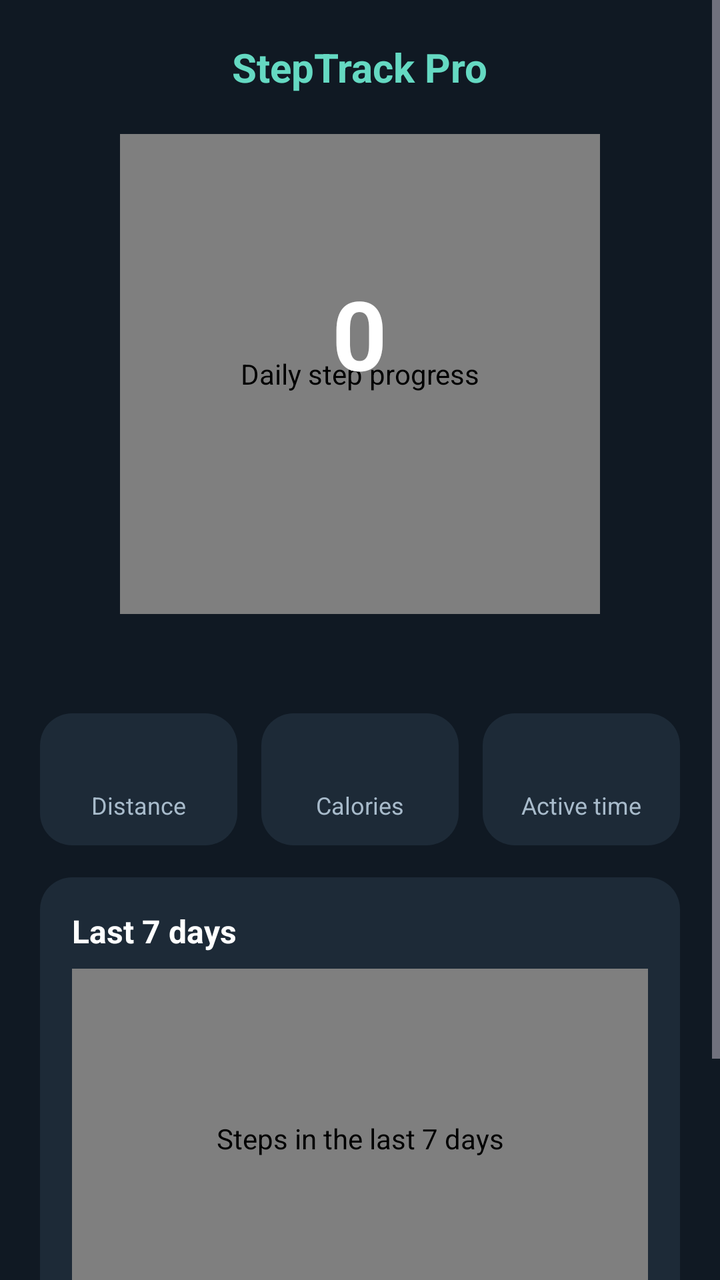
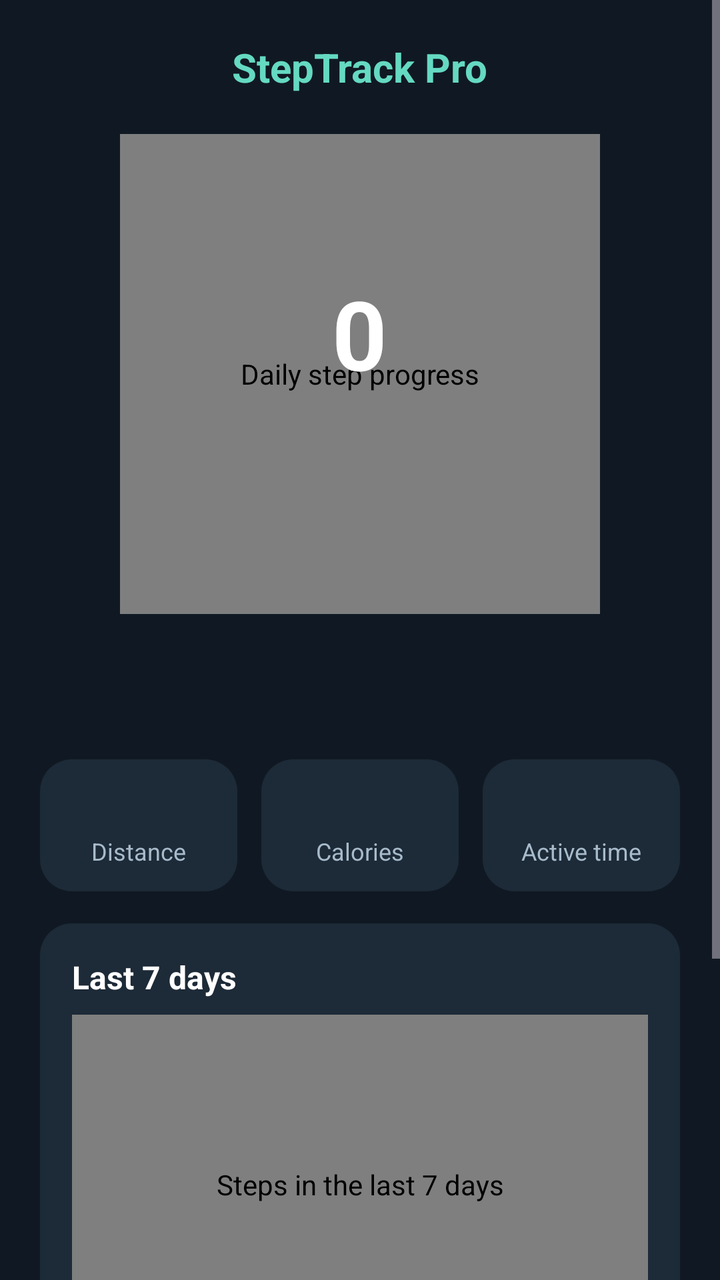

The first picture is an Android layout as it rendered before a commit; the second is the same layout after the commit. The layout source and the unified diff follow.
<!-- AndroidManifest.xml: application theme Theme.StepTrackPro -->
<!-- res/layout/fragment_home.xml -->
<?xml version="1.0" encoding="utf-8"?>
<ScrollView xmlns:android="http://schemas.android.com/apk/res/android"
    android:layout_width="match_parent"
    android:layout_height="match_parent"
    android:fillViewport="true">

    <LinearLayout
        android:layout_width="match_parent"
        android:layout_height="wrap_content"
        android:gravity="center_horizontal"
        android:orientation="vertical"
        android:padding="20dp">

        <TextView
            android:layout_width="wrap_content"
            android:layout_height="wrap_content"
            android:text="@string/app_name"
            android:textColor="@color/st_primary"
            android:textSize="20sp"
            android:textStyle="bold" />

        <FrameLayout
            android:layout_width="240dp"
            android:layout_height="240dp"
            android:layout_marginTop="20dp">

            <com.steptrack.pro.ui.CircularProgressView
                android:id="@+id/ringView"
                android:layout_width="match_parent"
                android:layout_height="match_parent"
                android:contentDescription="@string/ring_desc" />

            <LinearLayout
                android:layout_width="wrap_content"
                android:layout_height="wrap_content"
                android:layout_gravity="center"
                android:gravity="center_horizontal"
                android:orientation="vertical">

                <TextView
                    android:id="@+id/stepsText"
                    android:layout_width="wrap_content"
                    android:layout_height="wrap_content"
                    android:text="0"
                    android:textColor="@color/st_text"
                    android:textSize="48sp"
                    android:textStyle="bold" />

                <TextView
                    android:id="@+id/goalText"
                    android:layout_width="wrap_content"
                    android:layout_height="wrap_content"
                    android:textColor="@color/st_muted"
                    android:textSize="14sp" />

                <TextView
                    android:id="@+id/percentText"
                    android:layout_width="wrap_content"
                    android:layout_height="wrap_content"
                    android:layout_marginTop="4dp"
                    android:textColor="@color/st_accent"
                    android:textSize="13sp" />

            </LinearLayout>

        </FrameLayout>

        <TextView
            android:id="@+id/lastStepText"
            android:layout_width="wrap_content"
            android:layout_height="wrap_content"
            android:layout_marginTop="12dp"
            android:textColor="@color/st_muted"
            android:textSize="13sp" />

        <LinearLayout
            android:layout_width="match_parent"
            android:layout_height="wrap_content"
            android:layout_marginTop="20dp"
            android:orientation="horizontal">

            <LinearLayout
                android:layout_width="0dp"
                android:layout_height="wrap_content"
                android:layout_marginEnd="6dp"
                android:layout_weight="1"
                android:background="@drawable/bg_card"
                android:gravity="center_horizontal"
                android:orientation="vertical"
                android:padding="12dp">

                <TextView
                    android:id="@+id/distanceValue"
                    android:layout_width="wrap_content"
                    android:layout_height="wrap_content"
                    android:textColor="@color/st_text"
                    android:textSize="16sp"
                    android:textStyle="bold" />

                <TextView
                    android:layout_width="wrap_content"
                    android:layout_height="wrap_content"
                    android:layout_marginTop="4dp"
                    android:text="@string/label_distance"
                    android:textColor="@color/st_muted"
                    android:textSize="12sp" />
            </LinearLayout>

            <LinearLayout
                android:layout_width="0dp"
                android:layout_height="wrap_content"
                android:layout_marginStart="6dp"
                android:layout_marginEnd="6dp"
                android:layout_weight="1"
                android:background="@drawable/bg_card"
                android:gravity="center_horizontal"
                android:orientation="vertical"
                android:padding="12dp">

                <TextView
                    android:id="@+id/caloriesValue"
                    android:layout_width="wrap_content"
                    android:layout_height="wrap_content"
                    android:textColor="@color/st_text"
                    android:textSize="16sp"
                    android:textStyle="bold" />

                <TextView
                    android:layout_width="wrap_content"
                    android:layout_height="wrap_content"
                    android:layout_marginTop="4dp"
                    android:text="@string/label_calories"
                    android:textColor="@color/st_muted"
                    android:textSize="12sp" />
            </LinearLayout>

            <LinearLayout
                android:layout_width="0dp"
                android:layout_height="wrap_content"
                android:layout_marginStart="6dp"
                android:layout_weight="1"
                android:background="@drawable/bg_card"
                android:gravity="center_horizontal"
                android:orientation="vertical"
                android:padding="12dp">

                <TextView
                    android:id="@+id/timeValue"
                    android:layout_width="wrap_content"
                    android:layout_height="wrap_content"
                    android:textColor="@color/st_text"
                    android:textSize="16sp"
                    android:textStyle="bold" />

                <TextView
                    android:layout_width="wrap_content"
                    android:layout_height="wrap_content"
                    android:layout_marginTop="4dp"
                    android:text="@string/label_time"
                    android:textColor="@color/st_muted"
                    android:textSize="12sp" />
            </LinearLayout>

        </LinearLayout>

        <LinearLayout
            android:layout_width="match_parent"
            android:layout_height="wrap_content"
            android:layout_marginTop="16dp"
            android:background="@drawable/bg_card"
            android:orientation="vertical"
            android:padding="16dp">

            <TextView
                android:layout_width="wrap_content"
                android:layout_height="wrap_content"
                android:text="@string/week_title"
                android:textColor="@color/st_text"
                android:textSize="16sp"
                android:textStyle="bold" />

            <com.steptrack.pro.ui.WeeklyBarChartView
                android:id="@+id/weekChart"
                android:layout_width="match_parent"
                android:layout_height="170dp"
                android:layout_marginTop="8dp"
                android:contentDescription="@string/week_desc" />

        </LinearLayout>

        <TextView
            android:id="@+id/statusText"
            android:layout_width="wrap_content"
            android:layout_height="wrap_content"
            android:layout_marginTop="24dp"
            android:gravity="center"
            android:textColor="@color/st_accent"
            android:textSize="14sp" />

        <com.google.android.material.button.MaterialButton
            android:id="@+id/actionButton"
            android:layout_width="wrap_content"
            android:layout_height="wrap_content"
            android:layout_marginTop="12dp"
            android:visibility="gone" />

        <com.google.android.material.button.MaterialButton
            android:id="@+id/batteryButton"
            style="@style/Widget.Material3.Button.OutlinedButton"
            android:layout_width="wrap_content"
            android:layout_height="wrap_content"
            android:layout_marginTop="8dp"
            android:text="@string/action_battery"
            android:visibility="gone" />

        <TextView
            android:id="@+id/versionText"
            android:layout_width="wrap_content"
            android:layout_height="wrap_content"
            android:layout_marginTop="24dp"
            android:textColor="@color/st_muted"
            android:textSize="12sp" />

    </LinearLayout>

</ScrollView>
<!-- resources referenced by this layout -->
<resources>
  <color name="st_accent">#FFB66D</color>
  <color name="st_muted">#A8BBCB</color>
  <color name="st_primary">#65D9C2</color>
  <color name="st_text">#FFFFFF</color>
  <!-- drawable bg_card (drawable) -->
  <?xml version="1.0" encoding="utf-8"?>
  <shape xmlns:android="http://schemas.android.com/apk/res/android"
      android:shape="rectangle">
      <solid android:color="@color/st_card" />
      <corners android:radius="16dp" />
  </shape>
  <string name="action_battery">Battery guidance</string>
  <string name="app_name">StepTrack Pro</string>
  <string name="label_calories">Calories</string>
  <string name="label_distance">Distance</string>
  <string name="label_time">Active time</string>
  <string name="ring_desc">Daily step progress</string>
  <string name="week_desc">Steps in the last 7 days</string>
  <string name="week_title">Last 7 days</string>
  <style name="Theme.StepTrackPro" parent="Theme.Material3.Dark.NoActionBar">
          <item name="colorPrimary">@color/st_primary</item>
          <item name="colorOnPrimary">@color/st_background</item>
          <item name="colorSecondary">@color/st_secondary</item>
          <item name="colorSecondaryContainer">@color/st_nav_indicator</item>
          <item name="colorOnSecondaryContainer">@color/st_primary</item>
          <item name="colorSurface">@color/st_card</item>
          <item name="colorOnSurface">@color/st_text</item>
          <item name="android:colorBackground">@color/st_background</item>
          <item name="colorOnBackground">@color/st_text</item>
          <item name="android:statusBarColor">@color/st_background</item>
          <item name="android:navigationBarColor">@color/st_background</item>
      </style>
  <color name="st_card">#1D2A37</color>
  <color name="st_background">#101923</color>
  <color name="st_secondary">#8EA4B6</color>
  <color name="st_nav_indicator">#234A48</color>
</resources>

<!-- the commit's change to res/layout/fragment_home.xml (unified diff, before → after) -->
@@ -66,10 +66,19 @@
         </FrameLayout>
 
         <TextView
+            android:id="@+id/streakText"
+            android:layout_width="wrap_content"
+            android:layout_height="wrap_content"
+            android:layout_marginTop="12dp"
+            android:textColor="@color/st_primary"
+            android:textSize="14sp"
+            android:textStyle="bold" />
+
+        <TextView
             android:id="@+id/lastStepText"
             android:layout_width="wrap_content"
             android:layout_height="wrap_content"
-            android:layout_marginTop="12dp"
+            android:layout_marginTop="4dp"
             android:textColor="@color/st_muted"
             android:textSize="13sp" />
 
@@ -188,6 +197,43 @@
 
         </LinearLayout>
 
+        <LinearLayout
+            android:layout_width="match_parent"
+            android:layout_height="wrap_content"
+            android:layout_marginTop="16dp"
+            android:background="@drawable/bg_card"
+            android:orientation="vertical"
+            android:paddingStart="16dp"
+            android:paddingTop="12dp"
+            android:paddingEnd="16dp"
+            android:paddingBottom="8dp">
+
+            <TextView
+                android:layout_width="wrap_content"
+                android:layout_height="wrap_content"
+                android:text="@string/recent_title"
+                android:textColor="@color/st_text"
+                android:textSize="16sp"
+                android:textStyle="bold" />
+
+            <LinearLayout
+                android:id="@+id/recentContainer"
+                android:layout_width="match_parent"
+                android:layout_height="wrap_content"
+                android:orientation="vertical" />
+
+            <TextView
+                android:id="@+id/recentEmpty"
+                android:layout_width="wrap_content"
+                android:layout_height="wrap_content"
+                android:paddingTop="8dp"
+                android:paddingBottom="8dp"
+                android:text="@string/recent_empty"
+                android:textColor="@color/st_muted"
+                android:textSize="14sp"
+                android:visibility="gone" />
+        </LinearLayout>
+
         <TextView
             android:id="@+id/statusText"
             android:layout_width="wrap_content"
<!-- resource entries referenced after the edit -->
@@ -16,6 +16,8 @@
   <string name="label_calories">Calories</string>
   <string name="label_distance">Distance</string>
   <string name="label_time">Active time</string>
+  <string name="recent_empty">No achievements yet. Reach your daily goal to unlock the first one.</string>
+  <string name="recent_title">Recent achievements</string>
   <string name="ring_desc">Daily step progress</string>
   <string name="week_desc">Steps in the last 7 days</string>
   <string name="week_title">Last 7 days</string>
